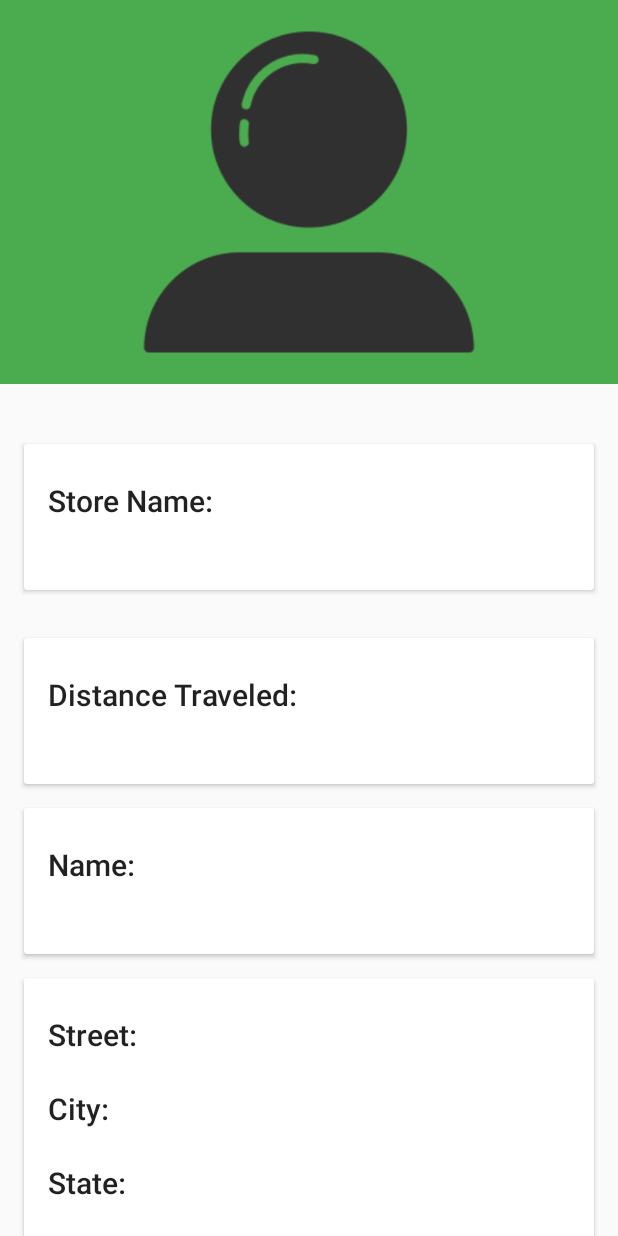
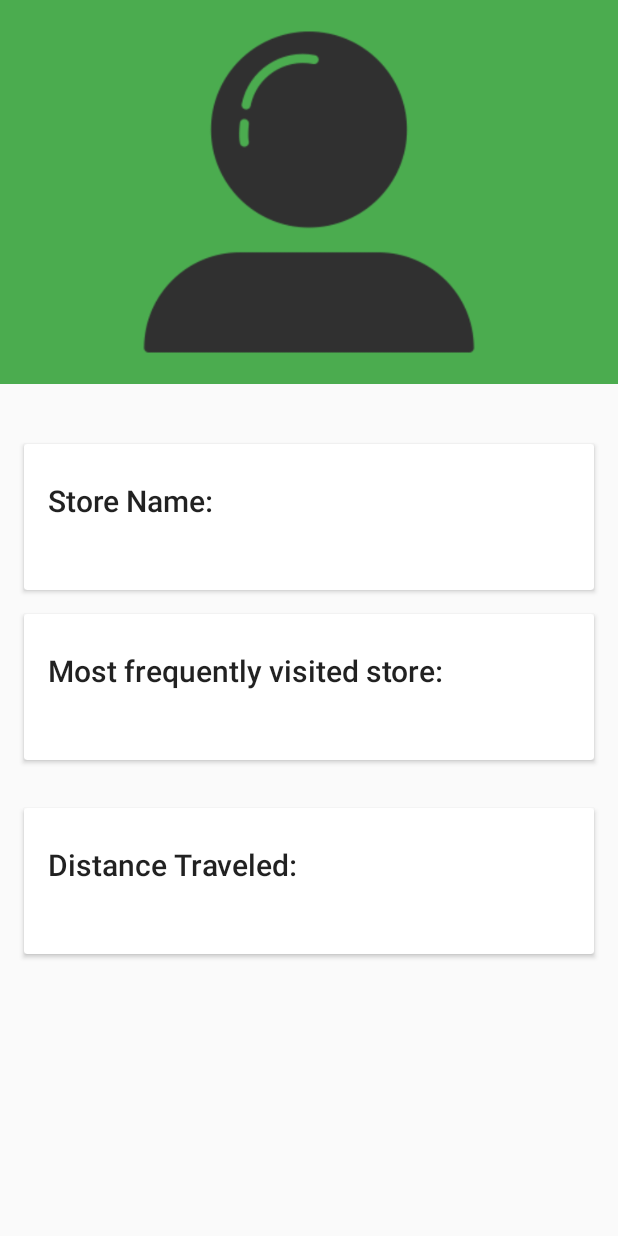
Before and after one commit to smitha272/Storeup-Android, an Android app: the layout fragment_store_details.xml on its own in the app's theme, with its tools: preview values and no code run, on a phone screen of 412 x 824 dp. Run offline under Robolectric (Android 15) with nearby library versions, the phone set to English and light mode, and no system bars.

Commit message:
no message

```diff
--- a/Application/storeup/app/src/main/res/layout/fragment_store_details.xml
+++ b/Application/storeup/app/src/main/res/layout/fragment_store_details.xml
@@ -84,6 +84,38 @@
 
             </android.support.v7.widget.CardView>
 
+
+            <android.support.v7.widget.CardView
+                android:layout_width="match_parent"
+                android:layout_height="wrap_content"
+                android:layout_marginBottom="@dimen/card_margin"
+                android:layout_marginLeft="@dimen/card_margin"
+                android:layout_marginRight="@dimen/card_margin">
+
+                <LinearLayout
+                    style="@style/Widget.CardContent"
+                    android:layout_width="match_parent"
+                    android:layout_height="wrap_content">
+
+
+                    <TextView
+                        android:layout_width="match_parent"
+                        android:layout_height="wrap_content"
+                        android:text="Most frequently visited store: "
+                        android:textAppearance="@style/TextAppearance.AppCompat.Title" />
+
+                    <TextView
+                        android:id="@+id/storeVisit"
+                        android:layout_width="match_parent"
+                        android:layout_height="wrap_content"
+                        android:textAppearance="@style/TextAppearance.AppCompat.Subhead" />
+
+
+
+                </LinearLayout>
+
+            </android.support.v7.widget.CardView>
+
             <android.support.v7.widget.CardView
                 android:layout_width="match_parent"
                 android:layout_height="wrap_content"
@@ -110,129 +142,6 @@
 
             </android.support.v7.widget.CardView>
 
-            <android.support.v7.widget.CardView
-                android:layout_width="match_parent"
-                android:layout_height="wrap_content"
-                android:layout_marginBottom="@dimen/card_margin"
-                android:layout_marginLeft="@dimen/card_margin"
-                android:layout_marginRight="@dimen/card_margin">
-
-                <LinearLayout
-                    style="@style/Widget.CardContent"
-                    android:layout_width="match_parent"
-                    android:layout_height="wrap_content">
-
-
-                    <TextView
-                        android:layout_width="match_parent"
-                        android:layout_height="wrap_content"
-                        android:text="Name:"
-                        android:textAppearance="@style/TextAppearance.AppCompat.Title" />
-
-                    <TextView
-                        android:id="@+id/user_name"
-                        android:layout_width="match_parent"
-                        android:layout_height="wrap_content"
-                        android:textAppearance="@style/TextAppearance.AppCompat.Subhead" />
-
-                </LinearLayout>
-
-            </android.support.v7.widget.CardView>
-
-            <android.support.v7.widget.CardView
-                android:layout_width="match_parent"
-                android:layout_height="wrap_content"
-                android:layout_marginBottom="@dimen/card_margin"
-                android:layout_marginLeft="@dimen/card_margin"
-                android:layout_marginRight="@dimen/card_margin">
-
-                <LinearLayout
-                    style="@style/Widget.CardContent"
-                    android:layout_width="match_parent"
-                    android:layout_height="wrap_content">
-
-
-                    <TextView
-                        android:layout_width="wrap_content"
-                        android:layout_height="wrap_content"
-                        android:text="Street:"
-                        android:textAppearance="@style/TextAppearance.AppCompat.Title" />
-
-                    <TextView
-                        android:id="@+id/street"
-                        android:layout_width="match_parent"
-                        android:layout_height="wrap_content"
-                        android:textAppearance="@style/TextAppearance.AppCompat.Subhead" />
-
-                    <TextView
-                        android:layout_width="match_parent"
-                        android:layout_height="wrap_content"
-                        android:text="City:"
-                        android:textAppearance="@style/TextAppearance.AppCompat.Title" />
-
-                    <TextView
-                        android:id="@+id/city"
-                        android:layout_width="match_parent"
-                        android:layout_height="wrap_content"
-                        android:textAppearance="@style/TextAppearance.AppCompat.Subhead" />
-
-                    <TextView
-                        android:layout_width="match_parent"
-                        android:layout_height="wrap_content"
-                        android:text="State:"
-                        android:textAppearance="@style/TextAppearance.AppCompat.Title" />
-
-                    <TextView
-                        android:id="@+id/state"
-                        android:layout_width="match_parent"
-                        android:layout_height="wrap_content"
-                        android:textAppearance="@style/TextAppearance.AppCompat.Subhead" />
-
-                    <TextView
-                        android:layout_width="match_parent"
-                        android:layout_height="wrap_content"
-                        android:text="Zip:"
-                        android:textAppearance="@style/TextAppearance.AppCompat.Title" />
-
-                    <TextView
-                        android:id="@+id/zipcode"
-                        android:layout_width="match_parent"
-                        android:layout_height="wrap_content"
-                        android:textAppearance="@style/TextAppearance.AppCompat.Subhead" />
-
-                </LinearLayout>
-
-            </android.support.v7.widget.CardView>
-
-            <android.support.v7.widget.CardView
-                android:layout_width="match_parent"
-                android:layout_height="wrap_content"
-                android:layout_marginBottom="@dimen/card_margin"
-                android:layout_marginLeft="@dimen/card_margin"
-                android:layout_marginRight="@dimen/card_margin">
-
-                <LinearLayout
-                    style="@style/Widget.CardContent"
-                    android:layout_width="match_parent"
-                    android:layout_height="wrap_content">
-
-
-                    <TextView
-                        android:layout_width="match_parent"
-                        android:layout_height="wrap_content"
-                        android:text="Phone:"
-                        android:textAppearance="@style/TextAppearance.AppCompat.Title" />
-
-                    <TextView
-                        android:id="@+id/phone"
-                        android:paddingBottom="5dp"
-                        android:layout_width="match_parent"
-                        android:layout_height="wrap_content"
-                        android:textAppearance="@style/TextAppearance.AppCompat.Subhead" />
-
-                </LinearLayout>
-
-            </android.support.v7.widget.CardView>
 
 
             <android.support.v7.widget.CardView
@@ -242,8 +151,15 @@
                 android:layout_marginLeft="@dimen/card_margin"
                 android:layout_marginRight="@dimen/card_margin">
 
+                <com.google.android.gms.maps.MapView
+                    android:id="@+id/map1"
+                    android:layout_width="match_parent"
+                    android:layout_height="match_parent">
 
+
+                </com.google.android.gms.maps.MapView>
             </android.support.v7.widget.CardView>
+
 
 
         </LinearLayout>
```
Also changed, not shown: Application/storeup/app/src/main/java/com/storeup/Receipt_details.java (+2 -8 lines), Application/storeup/app/src/main/java/com/storeup/store_details.java (+48 -13 lines).
